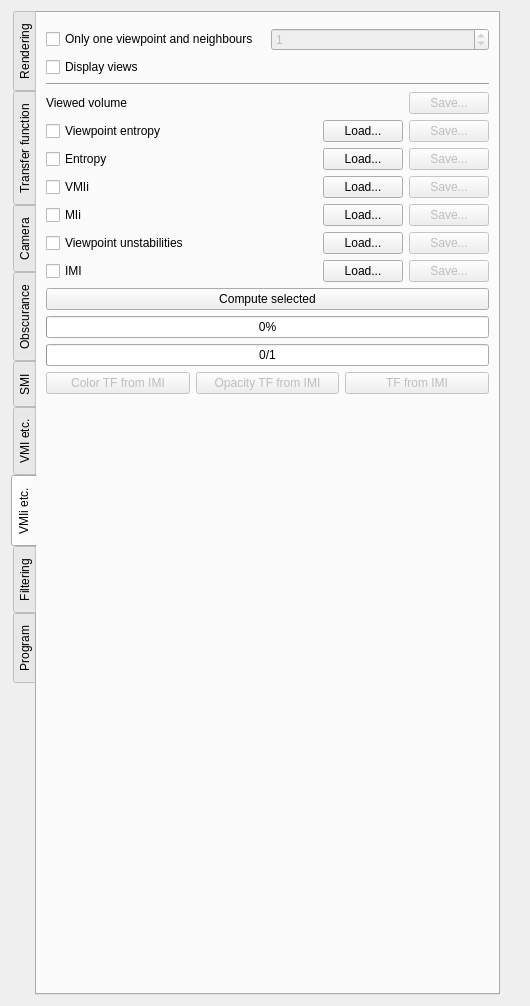
Old version of the form starviewer/src/extensions/playground/experimental3d/qexperimental3dextensionbase.ui in the repository starviewer-medical/starviewer.
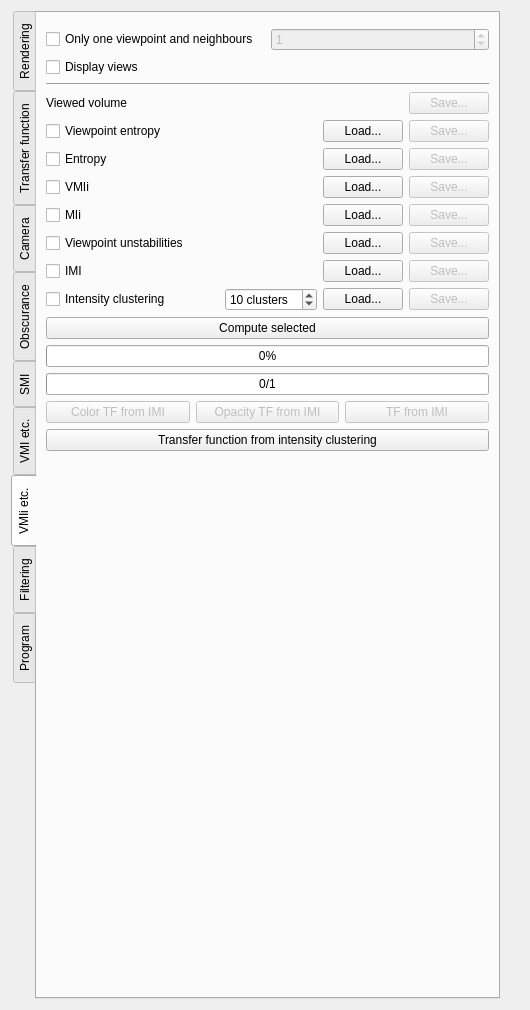
New version of the form. The open tabs and pages were chosen to show the change. Custom widgets are drawn as their Qt base class.

Commit message: ENH: Clustering d'intensitats a partir del canal d'informació de punts de vista i intensitats. Es genera una funció de transferència a partir del clustering.

What changed in the file:
```diff
--- a/starviewer/src/extensions/playground/experimental3d/qexperimental3dextensionbase.ui
+++ b/starviewer/src/extensions/playground/experimental3d/qexperimental3dextensionbase.ui
@@ -7,7 +7,7 @@
     <x>0</x>
     <y>0</y>
     <width>530</width>
-    <height>1006</height>
+    <height>1010</height>
    </rect>
   </property>
   <layout class="QHBoxLayout" name="horizontalLayout_41">
@@ -3620,6 +3620,56 @@
          </item>
         </layout>
        </item>
+       <item>
+        <layout class="QHBoxLayout" name="horizontalLayout_80">
+         <item>
+          <widget class="QCheckBox" name="m_computeIntensityClusteringCheckBox">
+           <property name="sizePolicy">
+            <sizepolicy hsizetype="Minimum" vsizetype="Fixed">
+             <horstretch>1</horstretch>
+             <verstretch>0</verstretch>
+            </sizepolicy>
+           </property>
+           <property name="text">
+            <string>Intensity clustering</string>
+           </property>
+          </widget>
+         </item>
+         <item>
+          <widget class="QSpinBox" name="m_computeIntensityClusteringNumberOfClustersSpinBox">
+           <property name="suffix">
+            <string> clusters</string>
+           </property>
+           <property name="minimum">
+            <number>2</number>
+           </property>
+           <property name="maximum">
+            <number>256</number>
+           </property>
+           <property name="value">
+            <number>10</number>
+           </property>
+          </widget>
+         </item>
+         <item>
+          <widget class="QPushButton" name="m_loadIntensityClusteringPushButton">
+           <property name="text">
+            <string>Load...</string>
+           </property>
+          </widget>
+         </item>
+         <item>
+          <widget class="QPushButton" name="m_saveIntensityClusteringPushButton">
+           <property name="enabled">
+            <bool>false</bool>
+           </property>
+           <property name="text">
+            <string>Save...</string>
+           </property>
+          </widget>
+         </item>
+        </layout>
+       </item>
        <item>
         <widget class="QPushButton" name="m_computeVmiiPushButton">
          <property name="text">
@@ -3681,6 +3731,13 @@
          </item>
         </layout>
        </item>
+       <item>
+        <widget class="QPushButton" name="m_transferFunctionFromIntensityClusteringPushButton">
+         <property name="text">
+          <string>Transfer function from intensity clustering</string>
+         </property>
+        </widget>
+       </item>
        <item>
         <spacer name="verticalSpacer_8">
          <property name="orientation">
```
The commit also changes 4 other files.
